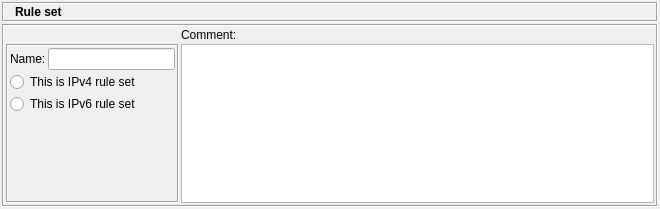
Qt form src/gui/rulesetdialog_q.ui (fwbuilder/fwbuilder) before a commit.
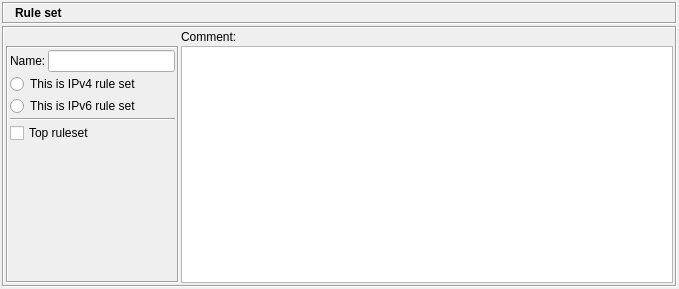
The same form after that commit. Icons and pictures are not drawn.

Commit message: support for attr top_rule_set in Policy, NAT and Routing

```diff
--- a/src/gui/rulesetdialog_q.ui
+++ b/src/gui/rulesetdialog_q.ui
@@ -8,8 +8,8 @@
    <rect>
     <x>0</x>
     <y>0</y>
-    <width>660</width>
-    <height>209</height>
+    <width>679</width>
+    <height>289</height>
    </rect>
   </property>
   <property name="windowTitle" >
@@ -190,7 +190,21 @@
              </property>
             </widget>
            </item>
-           <item row="3" column="1" >
+           <item row="3" column="0" colspan="2" >
+            <widget class="Line" name="line" >
+             <property name="orientation" >
+              <enum>Qt::Horizontal</enum>
+             </property>
+            </widget>
+           </item>
+           <item row="4" column="0" colspan="2" >
+            <widget class="QCheckBox" name="top_rule_set" >
+             <property name="text" >
+              <string>Top ruleset</string>
+             </property>
+            </widget>
+           </item>
+           <item row="5" column="1" >
             <spacer>
              <property name="orientation" >
               <enum>Qt::Vertical</enum>
@@ -201,7 +215,7 @@
              <property name="sizeHint" >
               <size>
                <width>127</width>
-               <height>21</height>
+               <height>20</height>
               </size>
              </property>
             </spacer>
```
Left out of the diff: 16 changed lines with no effect on the pictures. The commit also changes 11 other files.
